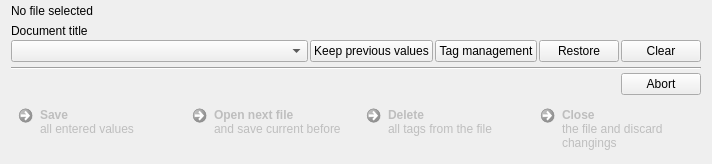
Qt form gui/tageditorwidget.ui (Martchus/tageditor) before a commit.
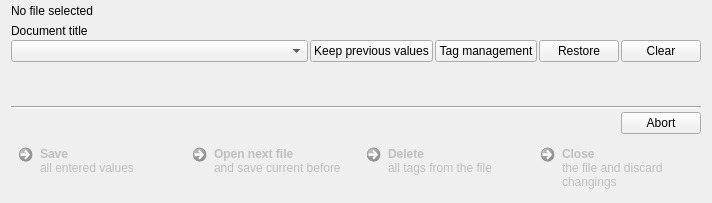
The same form after that commit. Icons and pictures are not drawn. Custom widgets are drawn as their Qt base class.

```diff
--- a/gui/tageditorwidget.ui
+++ b/gui/tageditorwidget.ui
@@ -2,6 +2,14 @@
 <ui version="4.0">
  <class>QtGui::TagEditorWidget</class>
  <widget class="QWidget" name="QtGui::TagEditorWidget">
+  <property name="geometry">
+   <rect>
+    <x>0</x>
+    <y>0</y>
+    <width>634</width>
+    <height>203</height>
+   </rect>
+  </property>
   <property name="acceptDrops">
    <bool>true</bool>
   </property>
```
